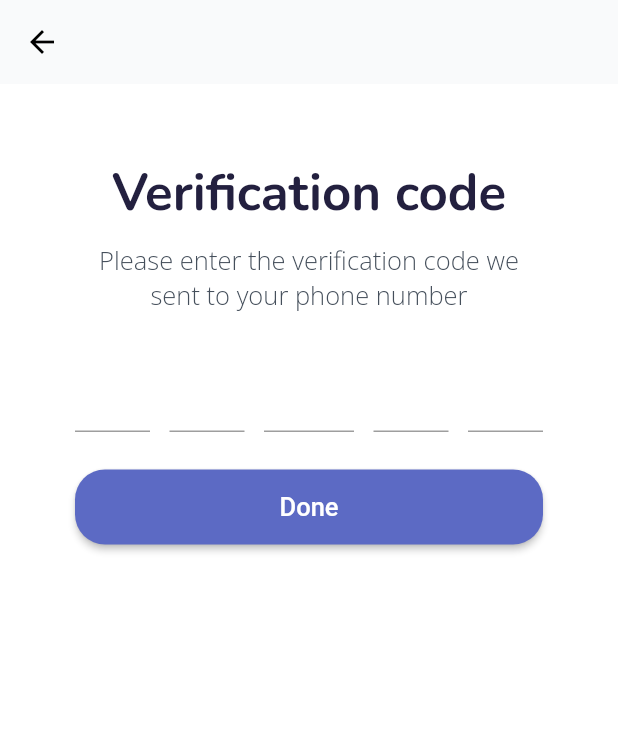
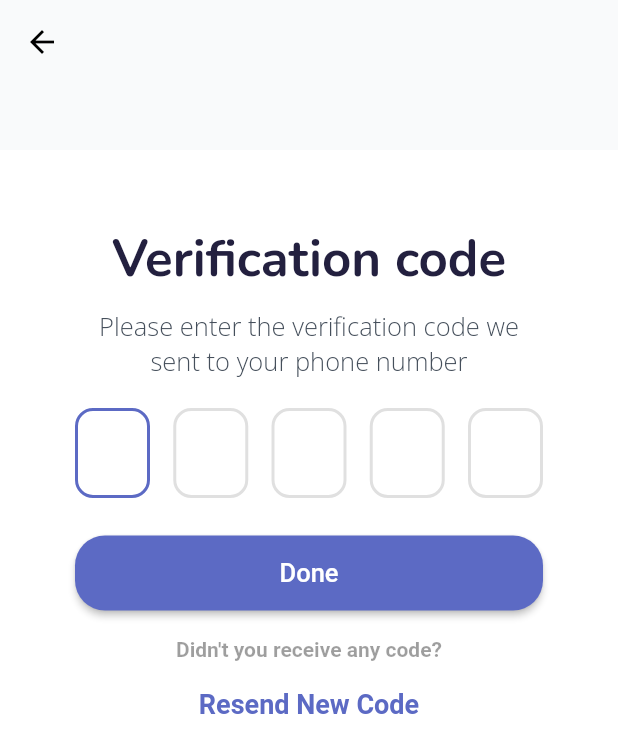
Before and after one commit to DianaErheem/Software-Engineering-course-proiect, a Flutter app: the Verification screen opened by its route, after a tap on "Continue", on a phone screen of 412 x 824 dp. Shown: the top 753 px of the screen. Run offline on Flutter 3.47's test engine with Material 2 defaults, Android fonts, the phone set to English and light mode, and no system bars; our stand-ins replace google_fonts.

Commit message:
main.dart changed

```diff
--- /dev/null
+++ b/lib/Widget/_textFieldOTP.dart
@@ -0,0 +1,54 @@
+import 'package:flutter/cupertino.dart';
+import 'package:flutter/material.dart';
+
+class textFieldOTP extends StatelessWidget {
+  const textFieldOTP({
+    super.key,
+    required this.context,
+    required this.context1,
+    required this.first,
+    required this.last,
+  });
+
+  final BuildContext context;
+  final BuildContext context1;
+  final bool first;
+  final bool last;
+
+  @override
+  Widget build(BuildContext context) {
+  return Container(
+  height: 60,
+  width: 50,
+  child: AspectRatio(
+  aspectRatio: 1.0,
+  child: TextField(
+  autofocus: true,
+  onChanged: (value) {
+  if (value.length == 1 && last == false) {
+  FocusScope.of(context).nextFocus();
+  }
+  if (value.length == 0 && first == false) {
+  FocusScope.of(context).previousFocus();
+  }
+  },
+  showCursor: false,
+  readOnly: false,
+  textAlign: TextAlign.center,
+  style: TextStyle(fontSize: 24, fontWeight: FontWeight.bold),
+  keyboardType: TextInputType.number,
+  maxLength: 1,
+  decoration: InputDecoration(
+  counter: const Offstage(),
+  enabledBorder: OutlineInputBorder(
+  borderSide: const BorderSide(width:2, color: Colors.black12),
+  borderRadius: BorderRadius.circular(12)),
+  focusedBorder: OutlineInputBorder(
+  borderSide: const BorderSide(width: 2, color: Color(0xFF5C6AC4)),
+  borderRadius: BorderRadius.circular(12)),
+  ),
+  ),
+  ),
+  );
+  }
+}
--- a/lib/main.dart
+++ b/lib/main.dart
@@ -59,7 +59,6 @@ class MyApp extends StatelessWidget {
         "/sign_up_screen" : (context) => const SignUpScreen(),
         "/verify" : (context) =>  const Verification(),
         "/verify_code" : (context) =>  const VerificationCode(),
-
       },
     );
   }
--- a/lib/screens/verifary_code.dart
+++ b/lib/screens/verifary_code.dart
@@ -1,3 +1,4 @@
+import 'package:dressmeup/Widget/_textFieldOTP.dart';
 import 'package:flutter/material.dart';
 import 'package:flutter/services.dart';
 import 'package:google_fonts/google_fonts.dart';
@@ -7,22 +8,24 @@ class VerificationCode extends StatelessWidget {
 
   @override
   Widget build(BuildContext context) {
-    return  Scaffold(
-      appBar: AppBar(elevation: 0,backgroundColor: const Color(0xFFF9FAFB),),
+    return Scaffold(
+      appBar: PreferredSize(
+          child: AppBar(
+            backgroundColor: const Color(0xFFF9FAFB),
+          ),
+          preferredSize: Size.fromHeight(100)),
       extendBodyBehindAppBar: true,
       body: Stack(
         children: [
-          Padding(
-            padding: const EdgeInsets.only(top: 0),
-            child: Container(
+          Container(
               height: double.infinity,
               width: double.infinity,
               clipBehavior: Clip.antiAlias,
               decoration: const BoxDecoration(
                   color: Colors.white,
                   borderRadius: BorderRadius.only(
-                        topLeft: Radius.circular(25),
-                        topRight: Radius.circular(25))),
+                      topLeft: Radius.circular(35),
+                      topRight: Radius.circular(35))),
               child: Center(
                 child: Padding(
                   padding:
@@ -34,8 +37,7 @@ class VerificationCode extends StatelessWidget {
                           Text(
                             'Verification code',
                             style: GoogleFonts.nunito(
-                                  fontSize: 34,
-                                  color: const Color(0xFF23203F)),
+                                fontSize: 34, color: const Color(0xFF23203F)),
                           ),
                           const SizedBox(
                             height: 10,
@@ -47,57 +49,43 @@ class VerificationCode extends StatelessWidget {
                                   style: GoogleFonts.openSans(
                                       fontWeight: FontWeight.w300,
                                       fontSize: 17,
-                                        color: const Color(0xFF454F5B))
-                                )),
-                            const SizedBox(height: 20,),
-                            Form(child:
+                                      color: const Color(0xFF454F5B)))),
+                          const SizedBox(
+                            height: 20,
+                          ),
                           Row(
                             mainAxisAlignment: MainAxisAlignment.spaceBetween,
                             children: [
-                              SizedBox(height: 60, width: 50,child: TextField(
-                              style: Theme.of(context).textTheme.headlineLarge,
-                              textAlign: TextAlign.center,
-                              keyboardType: TextInputType.number,
-                              inputFormatters: [LengthLimitingTextInputFormatter(1),
-                                FilteringTextInputFormatter.digitsOnly
+                              textFieldOTP(
+                                  context: context,
+                                  context1: context,
+                                  first: true,
+                                  last: false),
+                              textFieldOTP(
+                                  context: context,
+                                  context1: context,
+                                  first: false,
+                                  last: false),
+                              textFieldOTP(
+                                  context: context,
+                                  context1: context,
+                                  first: false,
+                                  last: false),
+                              textFieldOTP(
+                                  context: context,
+                                  context1: context,
+                                  first: false,
+                                  last: false),
+                              textFieldOTP(
+                                  context: context,
+                                  context1: context,
+                                  first: false,
+                                  last: true),
                             ],
-                            ),),
-                                SizedBox(height: 60, width: 50,child: TextField(
-                                  style: Theme.of(context).textTheme.headlineLarge,
-                                  textAlign: TextAlign.center,
-                                  keyboardType: TextInputType.number,
-                                  inputFormatters: [LengthLimitingTextInputFormatter(1),
-                                    FilteringTextInputFormatter.digitsOnly
-                                  ],
-                                ),),
-                                SizedBox(height: 60, width: 60,child: TextField(
-                                  style: Theme.of(context).textTheme.headlineLarge,
-                                  textAlign: TextAlign.center,
-                                  keyboardType: TextInputType.number,
-                                  inputFormatters: [LengthLimitingTextInputFormatter(1),
-                                    FilteringTextInputFormatter.digitsOnly
-                                  ],
-                                ),),
-                                SizedBox(height: 60, width: 50,child: TextField(
-                                  style: Theme.of(context).textTheme.headlineLarge,
-                                  textAlign: TextAlign.center,
-                                  keyboardType: TextInputType.number,
-                                  inputFormatters: [LengthLimitingTextInputFormatter(1),
-                                    FilteringTextInputFormatter.digitsOnly
-                                  ],
-                                ),),
-                                SizedBox(height: 60, width: 50,child: TextField(
-                                  style: Theme.of(context).textTheme.headlineLarge,
-                                  textAlign: TextAlign.center,
-                                  keyboardType: TextInputType.number,
-                                  inputFormatters: [LengthLimitingTextInputFormatter(1),
-                                    FilteringTextInputFormatter.digitsOnly
-                                  ],
-                                ),)
-                              ],)
-
                           ),
-                            const SizedBox(height: 25,),
+                          const SizedBox(
+                            height: 25,
+                          ),
                           ElevatedButton(
                             onPressed: (() {}),
                             style: ElevatedButton.styleFrom(
@@ -114,14 +102,36 @@ class VerificationCode extends StatelessWidget {
                                   fontWeight: FontWeight.w500),
                             ),
                           ),
-
+                          SizedBox(
+                            height: 18,
+                          ),
+                          Text(
+                            "Didn't you receive any code?",
+                            style: TextStyle(
+                              fontSize: 14,
+                              fontWeight: FontWeight.bold,
+                              color: Colors.black38,
+                            ),
+                            textAlign: TextAlign.center,
+                          ),
+                          SizedBox(
+                            height: 18,
+                          ),
+                          Text(
+                            "Resend New Code",
+                            style: TextStyle(
+                              fontSize: 18,
+                              fontWeight: FontWeight.bold,
+                              color: const Color(0xFF5C6AC4),
+                            ),
+                            textAlign: TextAlign.center,
+                          ),
                         ],
                       ),
                     ],
                   ),
                 ),
-                )),
-          )
+              ))
         ],
       ),
     );
--- a/lib/screens/verify.dart
+++ b/lib/screens/verify.dart
@@ -8,7 +8,11 @@ class Verification extends StatelessWidget {
   @override
   Widget build(BuildContext context) {
     return  Scaffold(
-      appBar: AppBar(elevation: 0,backgroundColor: const Color(0xFFF9FAFB),),
+      appBar: PreferredSize(
+          child: AppBar(
+            backgroundColor: const Color(0xFFF9FAFB),
+          ),
+          preferredSize: Size.fromHeight(100)),
       extendBodyBehindAppBar: true,
       body: Stack(
         children: [
@@ -63,6 +67,7 @@ class Verification extends StatelessWidget {
                                     decoration: InputDecoration(
                                       label: Text("Phone number"),
                                       hintText: '+1 (415) 578-8033',
+                                      suffixIcon: Icon(Icons.check,color: Colors.green,),
                                       border: UnderlineInputBorder(
                                         borderSide: BorderSide(
                                           color: Colors.blue,
```
Lines whose indentation alone changed are shown as unchanged.
